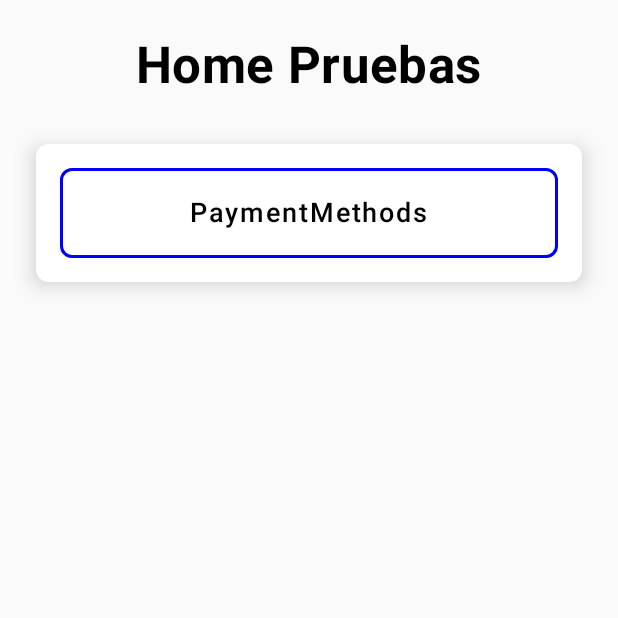
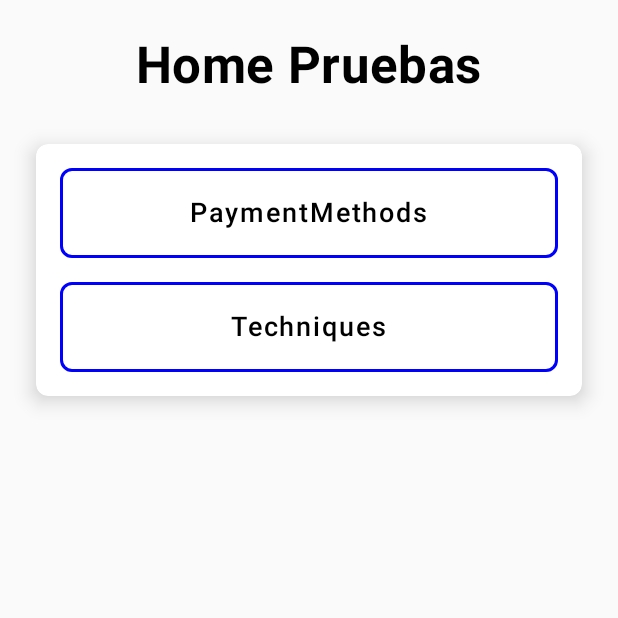
Before and after one commit to JeronyCruz/RecreArte, an Android app built with Jetpack Compose: the screen it shows after launch (MainActivity), on a phone screen of 412 x 824 dp, the top half of it. Run offline under Robolectric (Android 15) with nearby library versions, the light colour scheme and no system bars; our stand-ins replace Dagger/Hilt's generated code.

Commit message:
Navegacion de techniques realizada

```diff
--- a/app/src/main/java/edu/ucne/recrearte/presentation/Home/HomeScreen.kt
+++ b/app/src/main/java/edu/ucne/recrearte/presentation/Home/HomeScreen.kt
@@ -78,6 +78,29 @@ fun HomeScreen(
                         color = Color.Black
                     )
                 }
+                //Technique
+                OutlinedButton(
+                    onClick = { navController.navigate(Screen.TechniqueList) },
+                    modifier = Modifier
+                        .fillMaxWidth()
+                        .height(60.dp)
+                        .border(
+                            width = 2.dp,
+                            color = Color.Blue,
+                            shape = RoundedCornerShape(8.dp)
+                        ),
+                    shape = RoundedCornerShape(8.dp),
+                    colors = ButtonDefaults.outlinedButtonColors(
+                        backgroundColor = Color.Transparent,
+                        contentColor = Color.Black
+                    )
+                ) {
+                    Text(
+                        text = "Techniques",
+                        fontSize = 18.sp,
+                        color = Color.Black
+                    )
+                }
             }
         }
     }
--- a/app/src/main/java/edu/ucne/recrearte/presentation/navigation/Screen.kt
+++ b/app/src/main/java/edu/ucne/recrearte/presentation/navigation/Screen.kt
@@ -9,4 +9,8 @@ sealed class Screen {
     data object PaymentMethodList: Screen()
     @Serializable
     data class PaymentMethodScreen(val id: Int): Screen()
+    @Serializable
+    data object TechniqueList: Screen()
+    @Serializable
+    data class TechniqueScreen(val id: Int): Screen()
 }
```
Also changed, not shown: app/src/main/java/edu/ucne/recrearte/presentation/navigation/HomeNavHost.kt (+39 -1 lines).
